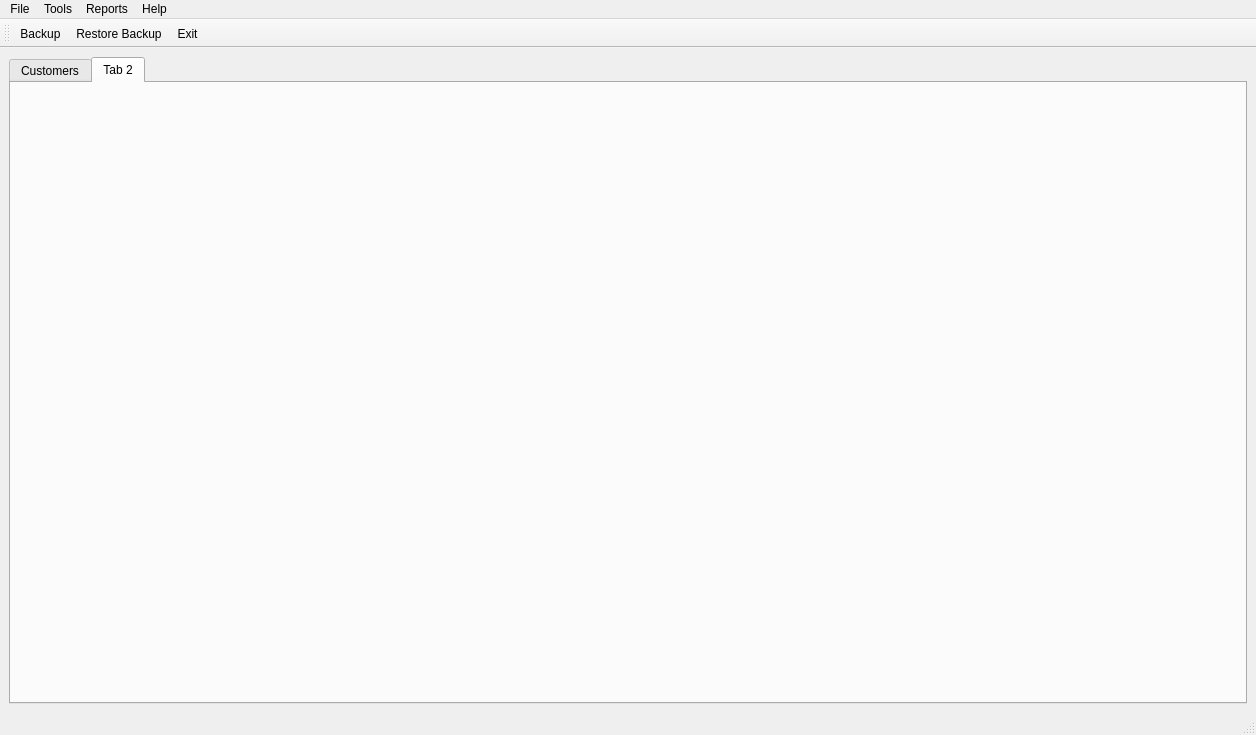
Above: templates/window.ui from Nainlpz/Proyecto-DI before the change. Below: the same form after it.
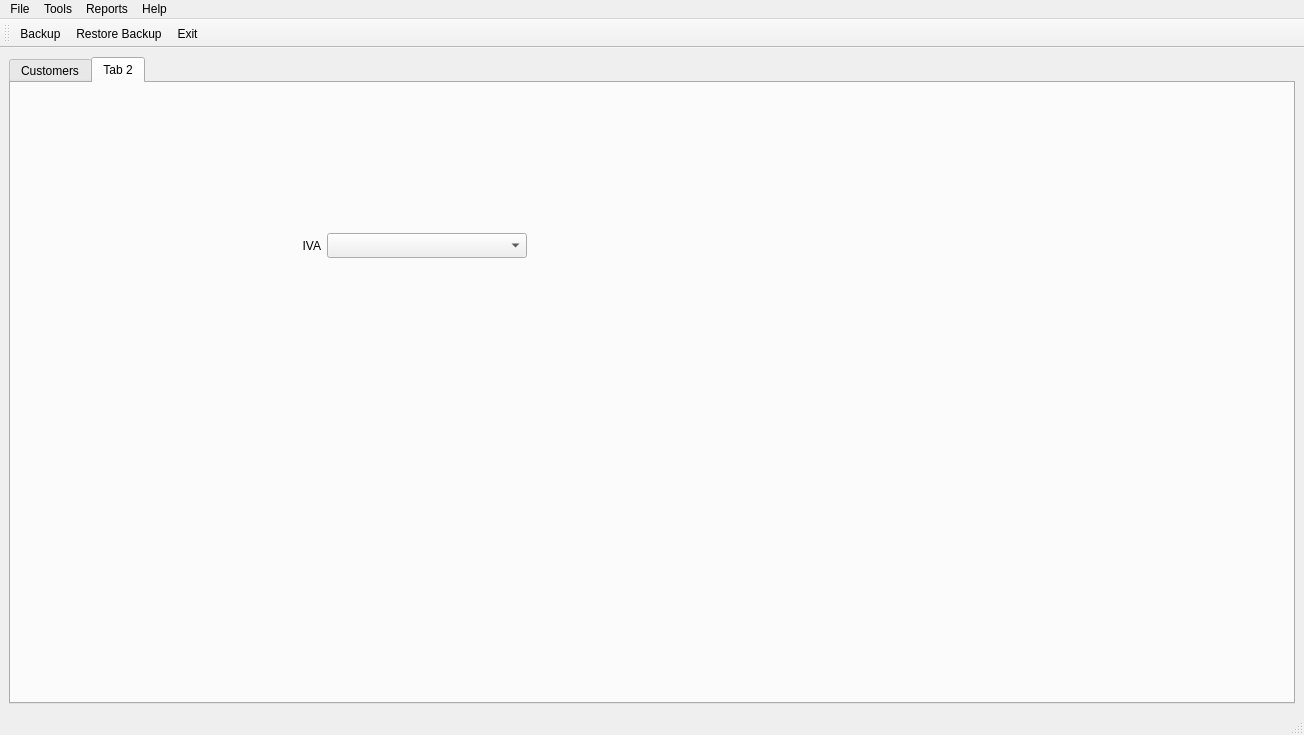
That is the form after the change. The open tabs and pages were chosen to show the change. Icons and pictures are not drawn.

What changed in the file:
```diff
--- a/templates/window.ui
+++ b/templates/window.ui
@@ -6,7 +6,7 @@
    <rect>
     <x>0</x>
     <y>0</y>
-    <width>1256</width>
+    <width>1304</width>
     <height>735</height>
    </rect>
   </property>
@@ -846,6 +846,56 @@
        <attribute name="title">
         <string>Tab 2</string>
        </attribute>
+       <widget class="QLabel" name="lblIVA">
+        <property name="geometry">
+         <rect>
+          <x>270</x>
+          <y>150</y>
+          <width>40</width>
+          <height>25</height>
+         </rect>
+        </property>
+        <property name="minimumSize">
+         <size>
+          <width>40</width>
+          <height>25</height>
+         </size>
+        </property>
+        <property name="maximumSize">
+         <size>
+          <width>40</width>
+          <height>25</height>
+         </size>
+        </property>
+        <property name="text">
+         <string>IVA</string>
+        </property>
+        <property name="alignment">
+         <set>Qt::AlignRight|Qt::AlignTrailing|Qt::AlignVCenter</set>
+        </property>
+       </widget>
+       <widget class="QComboBox" name="cmbIVA">
+        <property name="geometry">
+         <rect>
+          <x>316</x>
+          <y>150</y>
+          <width>200</width>
+          <height>25</height>
+         </rect>
+        </property>
+        <property name="minimumSize">
+         <size>
+          <width>200</width>
+          <height>25</height>
+         </size>
+        </property>
+        <property name="maximumSize">
+         <size>
+          <width>200</width>
+          <height>25</height>
+         </size>
+        </property>
+       </widget>
       </widget>
      </widget>
     </item>
@@ -856,7 +906,7 @@
     <rect>
      <x>0</x>
      <y>0</y>
-     <width>1256</width>
+     <width>1304</width>
      <height>21</height>
     </rect>
    </property>
```
